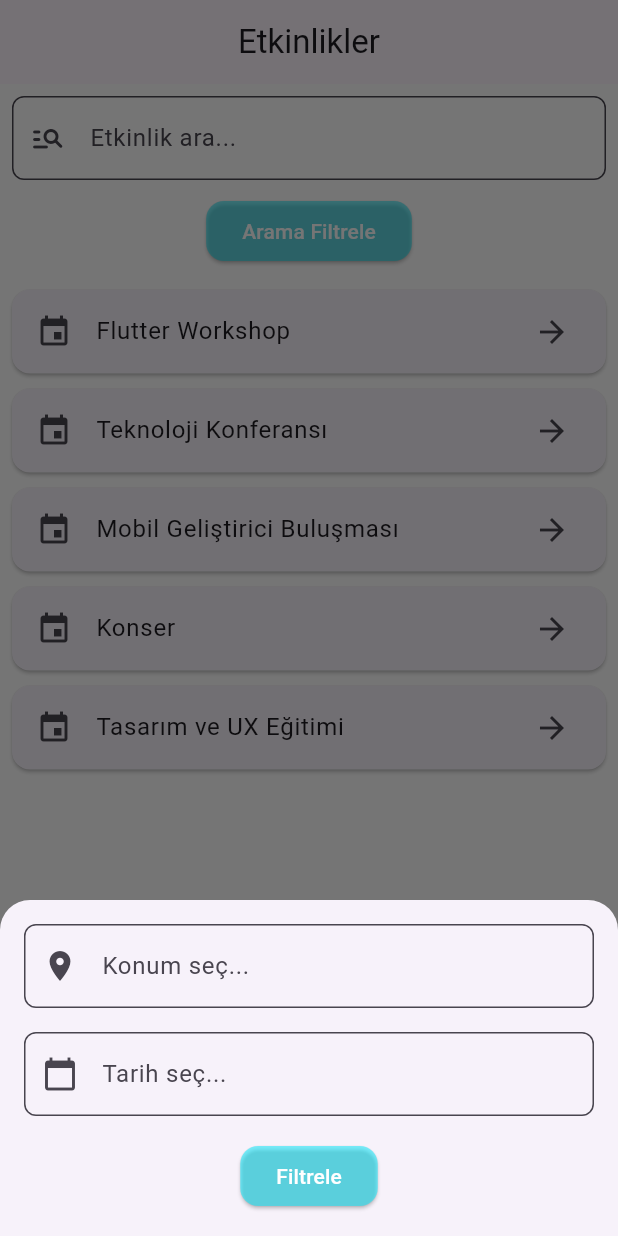
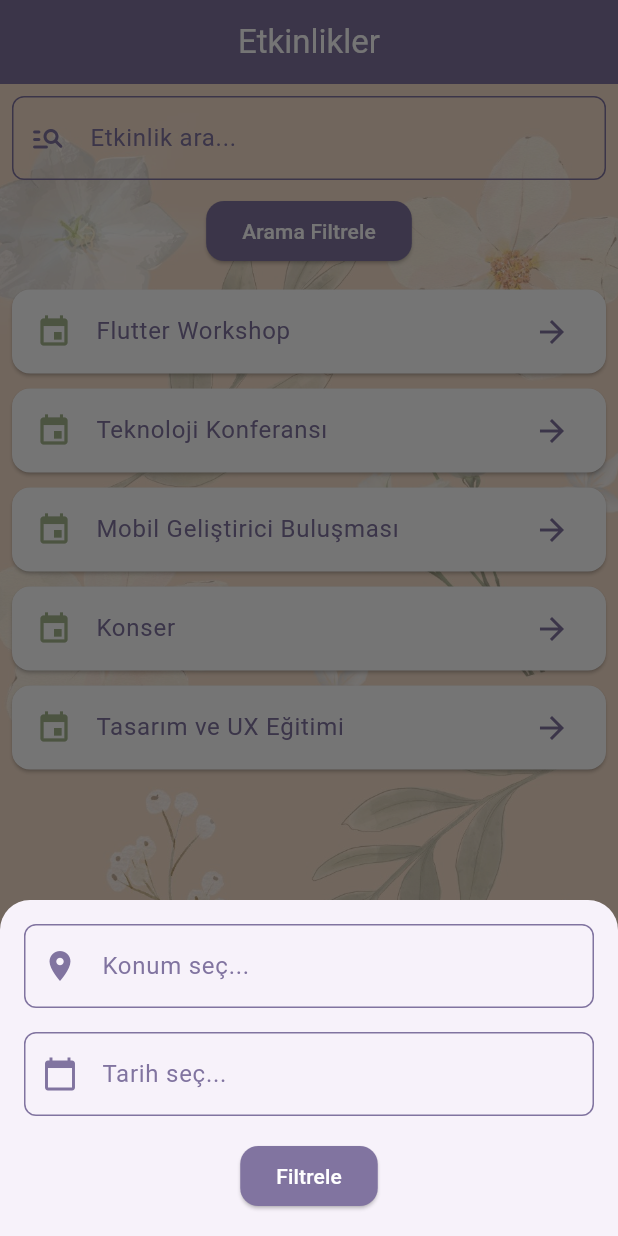
Before and after one commit to aytenakbs/seytim_staj_proje, a Flutter app: the EtkinlikSayfasi screen opened directly, after a tap on "Arama Filtrele", on a phone screen of 412 x 824 dp. Run offline on Flutter 3.47's test engine with Material 3 defaults, Android fonts, the phone set to English and light mode, and no system bars; our stand-ins replace cloud_firestore, firebase_auth, firebase_core; accounts and stored records are empty.

Commit message:
sayfa tasarımları yapıldı.

```diff
--- a/lib/pages/etkinlikSayfasi.dart
+++ b/lib/pages/etkinlikSayfasi.dart
@@ -18,19 +18,19 @@ class _EtkinlikSayfasiState extends State<EtkinlikSayfasi> {
   ];
 
   List<String> _filteredEtkinlikler = [];
-  String? _selectedDate; // Seçilen tarihi tutmak için bir değişken
-  String? _selectedLocation; // Seçilen konumu tutmak için bir değişken
-  int _currentIndex = 0; // Navigation bar'daki seçili sekme
+  String? _selectedDate;
+  String? _selectedLocation;
+  int _currentIndex = 0;
 
   @override
   void initState() {
     super.initState();
-    _filteredEtkinlikler = _etkinlikler; // Başlangıçta tüm etkinlikler gösterilir
+    _filteredEtkinlikler = _etkinlikler;
   }
 
   void _onNavBarTap(int index) {
     setState(() {
-      _currentIndex = index; // Seçili sekmeyi güncelle
+      _currentIndex = index;
     });
 
     switch (index) {
@@ -59,7 +59,6 @@ class _EtkinlikSayfasiState extends State<EtkinlikSayfasi> {
           child: Column(
             mainAxisSize: MainAxisSize.min,
             children: [
-              // Konum Seçici
               TextField(
                 onChanged: (value) {
                   setState(() {
@@ -68,14 +67,19 @@ class _EtkinlikSayfasiState extends State<EtkinlikSayfasi> {
                 },
                 decoration: InputDecoration(
                   hintText: "Konum seç...",
-                  prefixIcon: const Icon(Icons.location_on),
+                  hintStyle: TextStyle(color: Color(0xFF8174A0)),
+                  prefixIcon: const Icon(Icons.location_on, color: Color(0xFF8174A0)),
                   border: OutlineInputBorder(
+                    borderRadius: BorderRadius.circular(8.0),
+                    borderSide: const BorderSide(color: Color(0xFF8174A0)),
+                  ),
+                  enabledBorder: OutlineInputBorder(
+                    borderSide: const BorderSide(color: Color(0xFF8174A0)),
                     borderRadius: BorderRadius.circular(8.0),
                   ),
                 ),
               ),
               const SizedBox(height: 16),
-              // Tarih Seçici
               TextField(
                 readOnly: true,
                 onTap: () async {
@@ -93,8 +97,14 @@ class _EtkinlikSayfasiState extends State<EtkinlikSayfasi> {
                 },
                 decoration: InputDecoration(
                   hintText: _selectedDate ?? "Tarih seç...",
-                  prefixIcon: const Icon(Icons.calendar_today),
+                  hintStyle: TextStyle(color: Color(0xFF8174A0)),
+                  prefixIcon: const Icon(Icons.calendar_today, color: Color(0xFF8174A0)),
                   border: OutlineInputBorder(
+                    borderRadius: BorderRadius.circular(8.0),
+                    borderSide: const BorderSide(color: Color(0xFF8174A0)),
+                  ),
+                  enabledBorder: OutlineInputBorder(
+                    borderSide: const BorderSide(color: Color(0xFF8174A0)),
                     borderRadius: BorderRadius.circular(8.0),
                   ),
                 ),
@@ -102,19 +112,23 @@ class _EtkinlikSayfasiState extends State<EtkinlikSayfasi> {
               const SizedBox(height: 16),
               ElevatedButton(
                 onPressed: () {
-                  // Filtreleme işlemi
                   if (_selectedLocation != null || _selectedDate != null) {
                     final filtered = _etkinlikler.where((etkinlik) {
-                      // Konuma veya tarihe göre filtreleme mantığı buraya eklenebilir
-                      return true; // Örnek: Tüm etkinlikler eşleşiyor
+                      return true;
                     }).toList();
                     setState(() {
                       _filteredEtkinlikler = filtered;
                     });
                   }
-                  Navigator.pop(context); // Modalı kapat
+                  Navigator.pop(context);
                 },
-                child: const Text("Filtrele"),
+                style: ElevatedButton.styleFrom(
+                  backgroundColor: const Color(0xFF8174A0),
+                ),
+                child: const Text(
+                  "Filtrele",
+                  style: TextStyle(color: Colors.white),
+                ),
               ),
             ],
           ),
@@ -127,10 +141,24 @@ class _EtkinlikSayfasiState extends State<EtkinlikSayfasi> {
   Widget build(BuildContext context) {
     return Scaffold(
       appBar: AppBar(
-        title: const Text("Etkinlikler"),
-        centerTitle: true, // Başlık ortala
+        title: const Text("Etkinlikler",style:TextStyle(color:Colors.white) ),
+        centerTitle: true,
+        backgroundColor: const Color(0xFF8174A0),
       ),
-      body: Padding(
+      body: Stack(
+        children: [
+          Opacity(
+            opacity: 0.7,
+            child: Container(
+              decoration: const BoxDecoration(
+                image: DecorationImage(
+                  image: AssetImage("assets/images/backgrflower.jpeg"),
+                  fit: BoxFit.cover,
+                ),
+              ),
+            ),
+          ),
+          Padding(
             padding: const EdgeInsets.all(8.0),
             child: Column(
               children: [
@@ -146,16 +174,28 @@ class _EtkinlikSayfasiState extends State<EtkinlikSayfasi> {
                   },
                   decoration: InputDecoration(
                     hintText: "Etkinlik ara...",
-                prefixIcon: const Icon(Icons.manage_search_rounded),
+                    hintStyle: TextStyle(color: Color(0xFF8174A0)),
+                    prefixIcon: const Icon(Icons.manage_search_rounded, color: Color(0xFF8174A0)),
                     border: OutlineInputBorder(
+                      borderRadius: BorderRadius.circular(8.0),
+                      borderSide: const BorderSide(color: Color(0xFF8174A0)),
+                    ),
+                    enabledBorder: OutlineInputBorder(
+                      borderSide: const BorderSide(color: Color(0xFF8174A0)),
                       borderRadius: BorderRadius.circular(8.0),
                     ),
                   ),
                 ),
                 const SizedBox(height: 10),
                 ElevatedButton(
-              onPressed: _openFilterModal, // Modal aç
-              child: const Text("Arama Filtrele"),
+                  onPressed: _openFilterModal,
+                  style: ElevatedButton.styleFrom(
+                    backgroundColor: const Color(0xFF8174A0),
+                  ),
+                  child: const Text(
+                    "Arama Filtrele",
+                    style: TextStyle(color: Colors.white),
+                  ),
                 ),
                 const SizedBox(height: 10),
                 Expanded(
@@ -163,11 +203,15 @@ class _EtkinlikSayfasiState extends State<EtkinlikSayfasi> {
                     itemCount: _filteredEtkinlikler.length,
                     itemBuilder: (context, index) {
                       return Card(
+                        color: Colors.white,
                         margin: const EdgeInsets.symmetric(vertical: 5),
                         child: ListTile(
-                      title: Text(_filteredEtkinlikler[index]),
-                      leading: const Icon(Icons.event),
-                      trailing: const Icon(Icons.arrow_forward),
+                          title: Text(
+                            _filteredEtkinlikler[index],
+                            style: const TextStyle(color: Color(0xFF8174A0)),
+                          ),
+                          leading: const Icon(Icons.event, color: Color(0xFFA5B68D)),
+                          trailing: const Icon(Icons.arrow_forward, color: Color(0xFF8174A0)),
                           onTap: () {
                             Navigator.push(
                               context,
@@ -186,9 +230,10 @@ class _EtkinlikSayfasiState extends State<EtkinlikSayfasi> {
               ],
             ),
           ),
+        ],
+      ),
       bottomNavigationBar: CustomNavigationBar(
         currentIndex: _currentIndex,
-
       ),
     );
   }
```
Also changed, not shown: lib/main.dart (+87 -72 lines), lib/pages/etkinlikDetaySayfasi.dart (+9 -3 lines), lib/pages/registerPage.dart (+72 -56 lines), pubspec.yaml (+11 -1 lines), assets/images/backgrflower.jpeg (added), assets/images/cocukatolye.jpeg (added), assets/images/flowers.webp (added), assets/images/twoflower.jpg (added), assets/images/woman.jpeg (added), assets/images/yardımatolye.jpeg (added), assets/images/yogaatolye.jpeg (added), pubspec.lock. Lines whose indentation alone changed are shown as unchanged.
